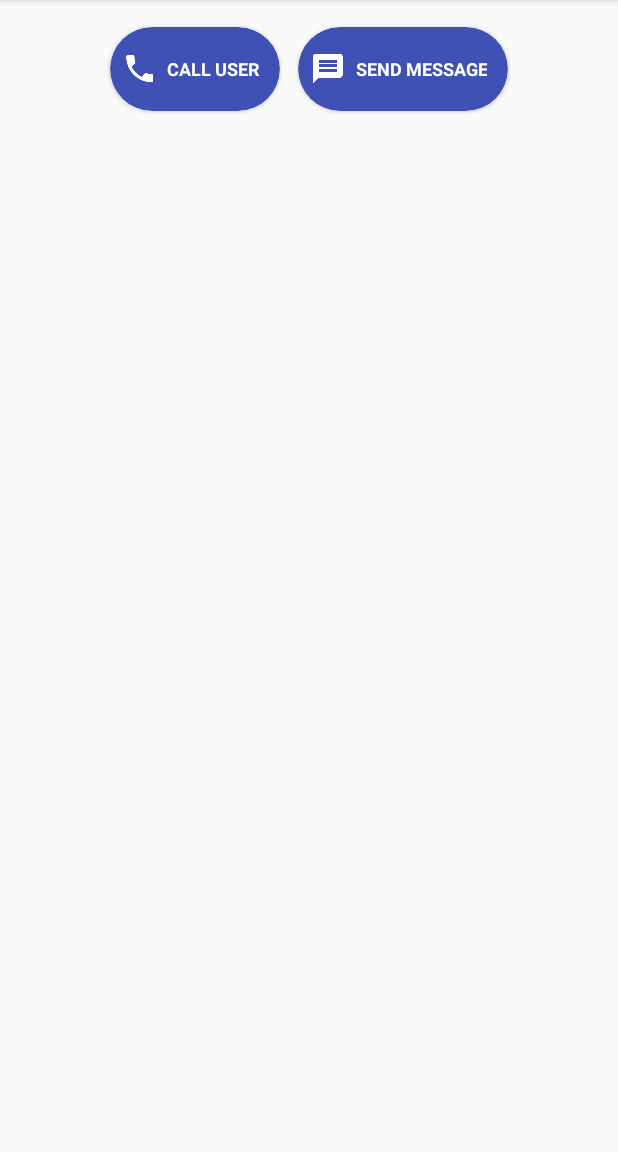
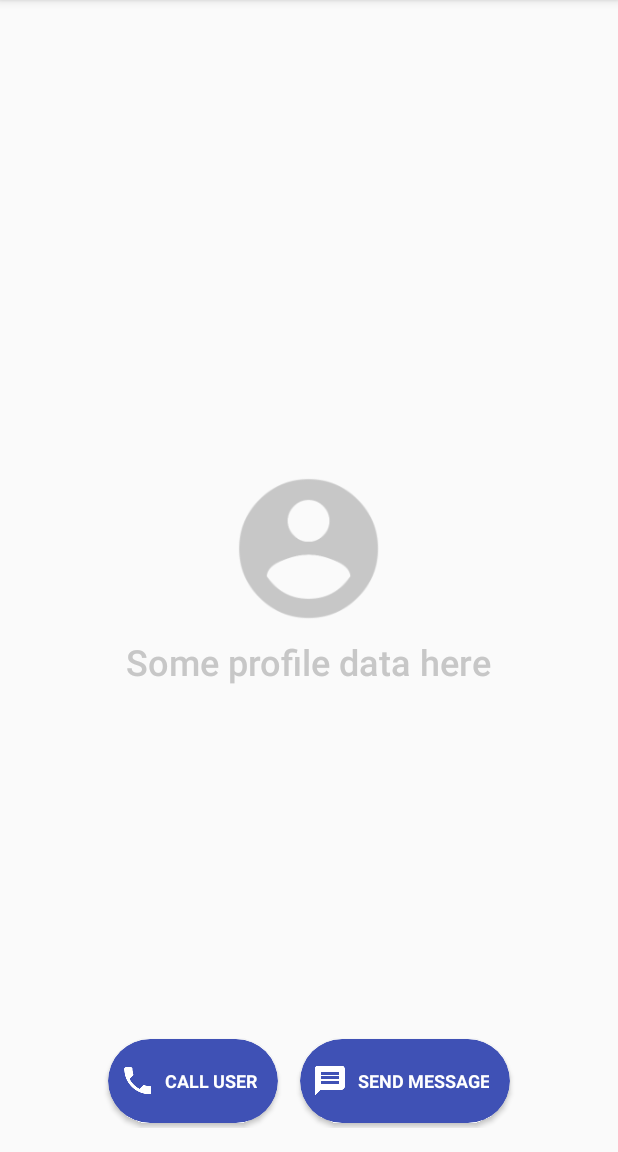
Before and after one commit to dimorinny/floating-text-button, an Android app: the screen it shows after launch (MainActivity), on a phone screen of 412 x 824 dp, the part 84-1236 px from its top. Run offline under Robolectric (Android 15) with nearby library versions, the phone set to English and light mode, and no system bars.

Commit message:
more complex example

```diff
--- a/app/src/main/java/ru/dimorinny/floatingsample/MainActivity.java
+++ b/app/src/main/java/ru/dimorinny/floatingsample/MainActivity.java
@@ -2,6 +2,11 @@ package ru.dimorinny.floatingsample;
 
 import android.support.v7.app.AppCompatActivity;
 import android.os.Bundle;
+import android.view.Gravity;
+import android.view.View;
+import android.widget.Toast;
+
+import ru.dimorinny.floatingtextbutton.FloatingTextButton;
 
 public class MainActivity extends AppCompatActivity {
 
@@ -9,5 +14,26 @@ public class MainActivity extends AppCompatActivity {
     protected void onCreate(Bundle savedInstanceState) {
         super.onCreate(savedInstanceState);
         setContentView(R.layout.activity_main);
+
+        FloatingTextButton callButton = (FloatingTextButton) findViewById(R.id.call_button);
+        FloatingTextButton sendButton = (FloatingTextButton) findViewById(R.id.send_button);
+
+        callButton.setOnClickListener(new View.OnClickListener() {
+            @Override
+            public void onClick(View view) {
+                Toast toast = Toast.makeText(MainActivity.this, "Call clicked", Toast.LENGTH_SHORT);
+                toast.setGravity(Gravity.TOP, 0, 240);
+                toast.show();
+            }
+        });
+
+        sendButton.setOnClickListener(new View.OnClickListener() {
+            @Override
+            public void onClick(View view) {
+                Toast toast = Toast.makeText(MainActivity.this, "Send clicked", Toast.LENGTH_SHORT);
+                toast.setGravity(Gravity.TOP, 0, 240);
+                toast.show();
+            }
+        });
     }
 }
--- a/app/src/main/res/layout/activity_main.xml
+++ b/app/src/main/res/layout/activity_main.xml
@@ -1,5 +1,6 @@
 <?xml version="1.0" encoding="utf-8"?>
-<FrameLayout xmlns:android="http://schemas.android.com/apk/res/android"
+<FrameLayout
+    xmlns:android="http://schemas.android.com/apk/res/android"
     xmlns:app="http://schemas.android.com/apk/res-auto"
     android:id="@+id/activity_main"
     android:layout_width="match_parent"
@@ -10,12 +11,40 @@
     android:paddingTop="@dimen/activity_vertical_margin">
 
     <LinearLayout
+        android:id="@+id/directory_empty_view"
         android:layout_width="wrap_content"
         android:layout_height="wrap_content"
-        android:layout_gravity="center_horizontal"
+        android:layout_gravity="center"
+        android:orientation="vertical"
+        >
+
+        <ImageView
+            android:layout_width="110dp"
+            android:layout_height="110dp"
+            android:layout_gravity="center"
+            android:src="@drawable/ic_account_grey_116dp"
+            />
+
+        <TextView
+            android:layout_width="wrap_content"
+            android:layout_height="wrap_content"
+            android:layout_marginTop="4dp"
+            android:fontFamily="sans-serif-medium"
+            android:text="@string/placeholder_title"
+            android:textColor="@color/placeholder_color"
+            android:textSize="24sp"
+            />
+
+    </LinearLayout>
+
+    <LinearLayout
+        android:layout_width="wrap_content"
+        android:layout_height="wrap_content"
+        android:layout_gravity="center_horizontal|bottom"
         android:orientation="horizontal">
 
         <ru.dimorinny.floatingtextbutton.FloatingTextButton
+            android:id="@+id/call_button"
             android:layout_width="wrap_content"
             android:layout_height="wrap_content"
             android:layout_marginEnd="4dp"
@@ -25,9 +54,10 @@
             app:floating_background_color="?attr/colorPrimary"
             app:floating_icon="@drawable/ic_phone_white_24dp"
             app:floating_title="@string/call_button_title"
-            app:floating_title_color="@android:color/white" />
+            app:floating_title_color="@android:color/white"/>
 
         <ru.dimorinny.floatingtextbutton.FloatingTextButton
+            android:id="@+id/send_button"
             android:layout_width="wrap_content"
             android:layout_height="wrap_content"
             android:layout_marginEnd="8dp"
@@ -37,6 +67,6 @@
             app:floating_background_color="?attr/colorPrimary"
             app:floating_icon="@drawable/ic_message_white_24dp"
             app:floating_title="@string/send_button_title"
-            app:floating_title_color="@android:color/white" />
+            app:floating_title_color="@android:color/white"/>
     </LinearLayout>
 </FrameLayout>
--- a/app/src/main/res/values/colors.xml
+++ b/app/src/main/res/values/colors.xml
@@ -3,4 +3,5 @@
     <color name="colorPrimary">#3F51B5</color>
     <color name="colorPrimaryDark">#303F9F</color>
     <color name="colorAccent">#FF4081</color>
+    <color name="placeholder_color">#C7C7C7</color>
 </resources>
--- a/app/src/main/res/values/strings.xml
+++ b/app/src/main/res/values/strings.xml
@@ -2,4 +2,5 @@
     <string name="app_name">FloatingSample</string>
     <string name="call_button_title">Call user</string>
     <string name="send_button_title">Send message</string>
+    <string name="placeholder_title">Some profile data here</string>
 </resources>
--- a/floatingtextbutton/src/main/res/layout/widget_floating_text_button.xml
+++ b/floatingtextbutton/src/main/res/layout/widget_floating_text_button.xml
@@ -6,7 +6,7 @@
         android:id="@+id/layout_button_container"
         android:layout_width="wrap_content"
         android:layout_height="wrap_content"
-        android:layout_margin="2dp"
+        android:layout_margin="3dp"
         android:clickable="true"
         android:foreground="?android:attr/selectableItemBackground">
 
```
Also changed, not shown: app/src/main/res/drawable-hdpi/ic_account_grey_116dp.png (added), app/src/main/res/drawable-mdpi/ic_account_grey_116dp.png (added), app/src/main/res/drawable-xhdpi/ic_account_grey_116dp.png (added), app/src/main/res/drawable-xxhdpi/ic_account_grey_116dp.png (added), app/src/main/res/drawable-xxxhdpi/ic_account_grey_116dp.png (added).
